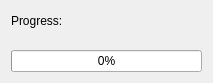
Old version of the form python/gui_multithreading_progress_visualization/ui/processing_item_widget.ui in the repository DiPaolo/the-real-coding.
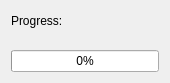
New version of the form.

Diff of the .ui file:
```diff
--- a/python/gui_multithreading_progress_visualization/ui/processing_item_widget.ui
+++ b/python/gui_multithreading_progress_visualization/ui/processing_item_widget.ui
@@ -6,7 +6,7 @@
    <rect>
     <x>0</x>
     <y>0</y>
-    <width>213</width>
+    <width>170</width>
     <height>83</height>
    </rect>
   </property>
@@ -48,7 +48,7 @@
      </property>
      <property name="sizeHint" stdset="0">
       <size>
-       <width>40</width>
+       <width>4</width>
        <height>20</height>
       </size>
      </property>
```
